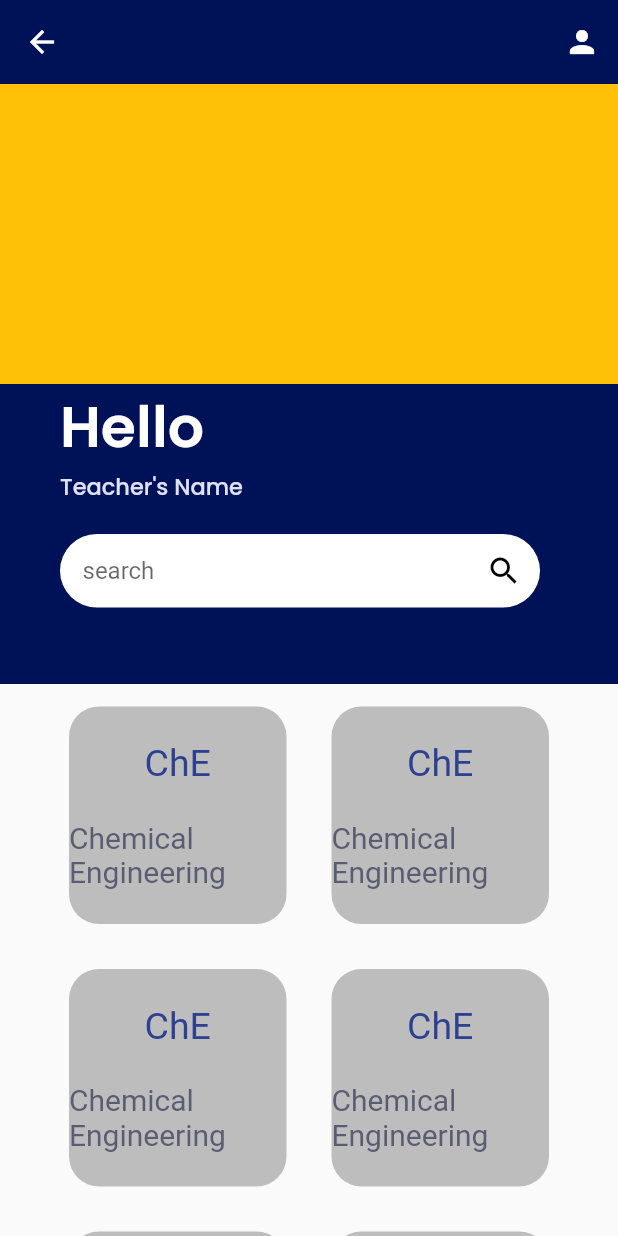
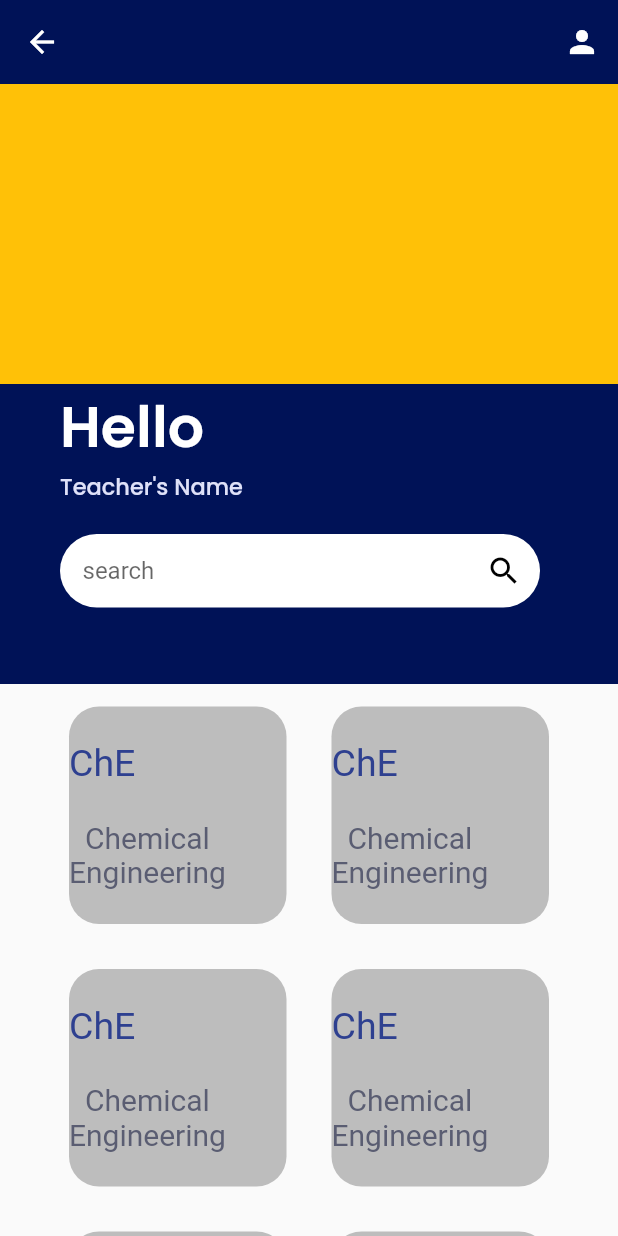
Before and after one commit to EnigmaTasks/SMS, a Flutter app: the screen it shows after launch, on a phone screen of 412 x 824 dp. Run offline on Flutter 3.47's test engine with Material 2 defaults, Android fonts, the phone set to English and light mode, and no system bars; our stand-ins replace google_fonts.

Commit message:
edited branch tile

```diff
--- a/lib/Widgets/branch_tile.dart
+++ b/lib/Widgets/branch_tile.dart
@@ -14,9 +14,12 @@ class BranchTile extends StatelessWidget {
           borderRadius: BorderRadius.circular(20.0),
           color: Colors.grey[400],
         ),
-        child: const Column(
+        child: const Center(
+          child: Column(
             mainAxisAlignment: MainAxisAlignment.spaceEvenly,
             crossAxisAlignment: CrossAxisAlignment.center,
+            children: [
+              Row(
                 children: [
                   Text(
                     'ChE',
@@ -25,14 +28,41 @@ class BranchTile extends StatelessWidget {
                       color: Color(0xFF2E4090),
                     ),
                   ),
+                ],
+              ),
+              Row(
+                children: [
+                  Column(
+                    children: [
+                      Row(
+                        children: [
                           Text(
-              "Chemical Engineering",
+                            "Chemical",
                             style: TextStyle(
-                fontSize: 20,
-                color: Color(0xFF5A5D72),
+                                fontSize: 20, color: Color(0xFF5A5D72)),
                           ),
+                        ],
+                      ),
+                      Row(
+                        children: [
+                          Text("Engineering",
+                              style: TextStyle(
+                                  fontSize: 20, color: Color(0xFF5A5D72))),
+                        ],
                       )
                     ],
+                  )
+                ],
+              )
+              // Text(
+              //   "Chemical Engineering",
+              //   style: TextStyle(
+              //     fontSize: 20,
+              //     color: Color(0xFF5A5D72),
+              //   ),
+              // )
+            ],
+          ),
         ),
       ),
     );
```
Lines whose indentation alone changed are shown as unchanged.
